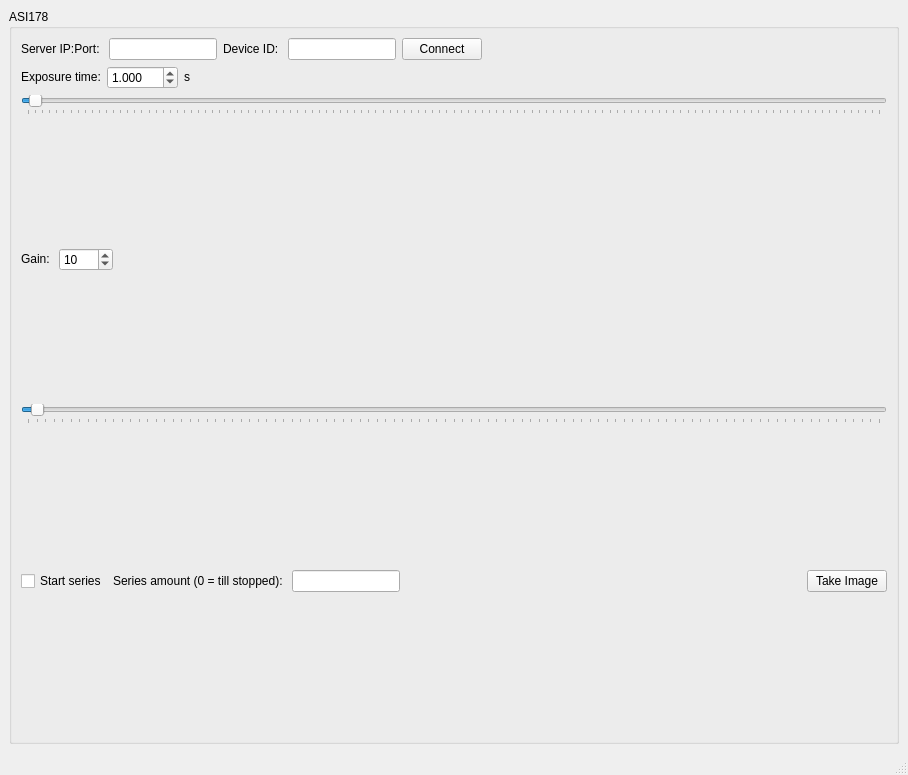
Qt form ASICamUI.ui (SGCMarkus/GuiderCam) before a commit.
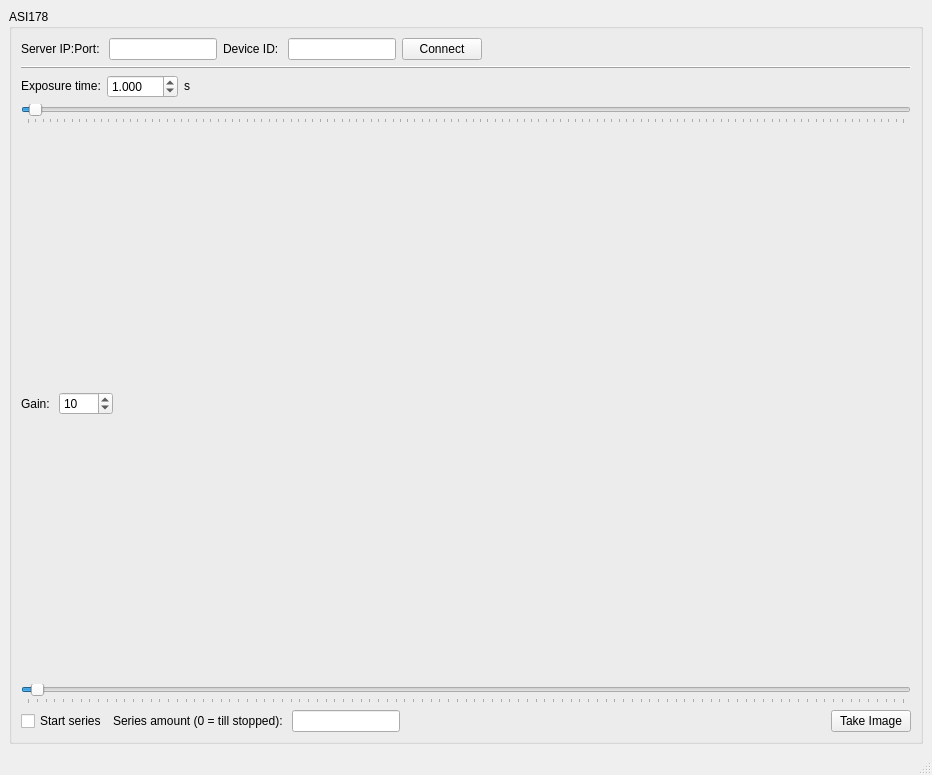
The same form after that commit.

What changed in the file:
```diff
--- a/ASICamUI.ui
+++ b/ASICamUI.ui
@@ -6,7 +6,7 @@
    <rect>
     <x>0</x>
     <y>0</y>
-    <width>908</width>
+    <width>932</width>
     <height>775</height>
    </rect>
   </property>
@@ -28,107 +28,7 @@
            <property name="sizeConstraint">
             <enum>QLayout::SetDefaultConstraint</enum>
            </property>
-           <item row="2" column="0">
-            <layout class="QVBoxLayout" name="verticalLayout_3">
-             <item>
-              <layout class="QHBoxLayout" name="horizontalLayout_4">
-               <property name="spacing">
-                <number>6</number>
-               </property>
-               <property name="sizeConstraint">
-                <enum>QLayout::SetDefaultConstraint</enum>
-               </property>
-               <property name="leftMargin">
-                <number>0</number>
-               </property>
-               <item alignment="Qt::AlignLeft">
-                <widget class="QLabel" name="label">
-                 <property name="sizePolicy">
-                  <sizepolicy hsizetype="Fixed" vsizetype="Fixed">
-                   <horstretch>0</horstretch>
-                   <verstretch>0</verstretch>
-                  </sizepolicy>
-                 </property>
-                 <property name="text">
-                  <string>Exposure time:</string>
-                 </property>
-                </widget>
-               </item>
-               <item alignment="Qt::AlignLeft">
-                <widget class="QDoubleSpinBox" name="spinBox_ExposureTime">
-                 <property name="sizePolicy">
-                  <sizepolicy hsizetype="Fixed" vsizetype="Fixed">
-                   <horstretch>0</horstretch>
-                   <verstretch>0</verstretch>
-                  </sizepolicy>
-                 </property>
-                 <property name="decimals">
-                  <number>3</number>
-                 </property>
-                 <property name="maximum">
-                  <double>120.000000000000000</double>
-                 </property>
-                 <property name="singleStep">
-                  <double>0.100000000000000</double>
-                 </property>
-                 <property name="value">
-                  <double>1.000000000000000</double>
-                 </property>
-                </widget>
-               </item>
-               <item alignment="Qt::AlignLeft">
-                <widget class="QLabel" name="label_2">
-                 <property name="sizePolicy">
-                  <sizepolicy hsizetype="Fixed" vsizetype="Fixed">
-                   <horstretch>0</horstretch>
-                   <verstretch>0</verstretch>
-                  </sizepolicy>
-                 </property>
-                 <property name="text">
-                  <string>s</string>
-                 </property>
-                 <property name="indent">
-                  <number>-1</number>
-                 </property>
-                </widget>
-               </item>
-               <item>
-                <spacer name="horizontalSpacer">
-                 <property name="orientation">
-                  <enum>Qt::Horizontal</enum>
-                 </property>
-                 <property name="sizeHint" stdset="0">
-                  <size>
-                   <width>40</width>
-                   <height>20</height>
-                  </size>
-                 </property>
-                </spacer>
-               </item>
-              </layout>
-             </item>
-             <item>
-              <widget class="QSlider" name="slider_ExposureTime">
-               <property name="maximum">
-                <number>120</number>
-               </property>
-               <property name="value">
-                <number>1</number>
-               </property>
-               <property name="orientation">
-                <enum>Qt::Horizontal</enum>
-               </property>
-               <property name="tickPosition">
-                <enum>QSlider::TicksBelow</enum>
-               </property>
-               <property name="tickInterval">
-                <number>1</number>
-               </property>
-              </widget>
-             </item>
-            </layout>
-           </item>
-           <item row="6" column="0">
+           <item row="8" column="0">
             <layout class="QVBoxLayout" name="verticalLayout">
              <item>
               <layout class="QHBoxLayout" name="horizontalLayout_6">
@@ -190,12 +90,16 @@
                </item>
               </layout>
              </item>
-             <item>
-              <layout class="QHBoxLayout" name="horizontalLayout_7"/>
-             </item>
             </layout>
            </item>
            <item row="3" column="0">
+            <layout class="QHBoxLayout" name="horizontalLayout_7">
+             <item>
+              <layout class="QVBoxLayout" name="vertLayoutHistogram"/>
+             </item>
+            </layout>
+           </item>
+           <item row="5" column="0">
             <layout class="QVBoxLayout" name="verticalLayout_4">
              <item>
               <layout class="QHBoxLayout" name="horizontalLayout_5">
@@ -355,6 +259,116 @@
            <item row="1" column="0">
             <layout class="QVBoxLayout" name="vertLayoutMatplotlib"/>
            </item>
+           <item row="4" column="0">
+            <layout class="QVBoxLayout" name="verticalLayout_3">
+             <item>
+              <layout class="QHBoxLayout" name="horizontalLayout_4">
+               <property name="spacing">
+                <number>6</number>
+               </property>
+               <property name="sizeConstraint">
+                <enum>QLayout::SetDefaultConstraint</enum>
+               </property>
+               <property name="leftMargin">
+                <number>0</number>
+               </property>
+               <item alignment="Qt::AlignLeft">
+                <widget class="QLabel" name="label">
+                 <property name="sizePolicy">
+                  <sizepolicy hsizetype="Fixed" vsizetype="Fixed">
+                   <horstretch>0</horstretch>
+                   <verstretch>0</verstretch>
+                  </sizepolicy>
+                 </property>
+                 <property name="text">
+                  <string>Exposure time:</string>
+                 </property>
+                </widget>
+               </item>
+               <item alignment="Qt::AlignLeft">
+                <widget class="QDoubleSpinBox" name="spinBox_ExposureTime">
+                 <property name="sizePolicy">
+                  <sizepolicy hsizetype="Fixed" vsizetype="Fixed">
+                   <horstretch>0</horstretch>
+                   <verstretch>0</verstretch>
+                  </sizepolicy>
+                 </property>
+                 <property name="decimals">
+                  <number>3</number>
+                 </property>
+                 <property name="maximum">
+                  <double>120.000000000000000</double>
+                 </property>
+                 <property name="singleStep">
+                  <double>0.100000000000000</double>
+                 </property>
+                 <property name="value">
+                  <double>1.000000000000000</double>
+                 </property>
+                </widget>
+               </item>
+               <item alignment="Qt::AlignLeft">
+                <widget class="QLabel" name="label_2">
+                 <property name="sizePolicy">
+                  <sizepolicy hsizetype="Fixed" vsizetype="Fixed">
+                   <horstretch>0</horstretch>
+                   <verstretch>0</verstretch>
+                  </sizepolicy>
+                 </property>
+                 <property name="text">
+                  <string>s</string>
+                 </property>
+                 <property name="indent">
+                  <number>-1</number>
+                 </property>
+                </widget>
+               </item>
+               <item>
+                <spacer name="horizontalSpacer">
+                 <property name="orientation">
+                  <enum>Qt::Horizontal</enum>
+                 </property>
+                 <property name="sizeHint" stdset="0">
+                  <size>
+                   <width>40</width>
+                   <height>20</height>
+                  </size>
+                 </property>
+                </spacer>
+               </item>
+              </layout>
+             </item>
+             <item>
+              <widget class="QSlider" name="slider_ExposureTime">
+               <property name="maximum">
+                <number>120</number>
+               </property>
+               <property name="value">
+                <number>1</number>
+               </property>
+               <property name="orientation">
+                <enum>Qt::Horizontal</enum>
+               </property>
+               <property name="tickPosition">
+                <enum>QSlider::TicksBelow</enum>
+               </property>
+               <property name="tickInterval">
+                <number>1</number>
+               </property>
+              </widget>
+             </item>
+            </layout>
+           </item>
+           <item row="2" column="0">
+            <widget class="Line" name="line">
+             <property name="frameShadow">
+              <enum>QFrame::Raised</enum>
+             </property>
+             <property name="orientation">
+              <enum>Qt::Horizontal</enum>
+             </property>
+            </widget>
+           </item>
           </layout>
          </item>
         </layout>
@@ -369,7 +383,7 @@
     <rect>
      <x>0</x>
      <y>0</y>
-     <width>908</width>
+     <width>932</width>
      <height>21</height>
     </rect>
    </property>
```
